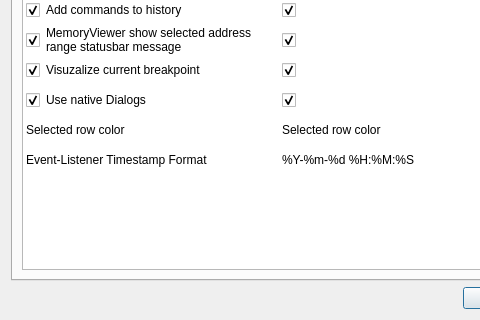
jetedonner/LLDBPyGUI, file resources/designer/settingsDialog.ui: the form before one commit; both pictures show x 0 to 480 and y 160 to 480 of the 640 by 480 pixel window.
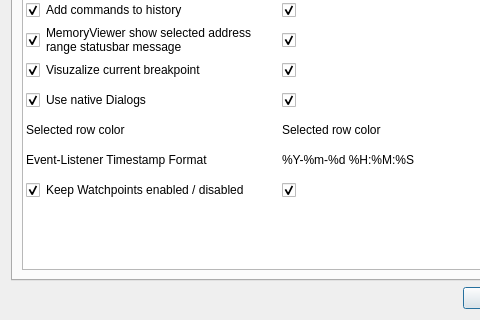
The form after the commit.

Commit message: WatchpointsWidget etc....

Diff of the .ui file:
```diff
--- a/resources/designer/settingsDialog.ui
+++ b/resources/designer/settingsDialog.ui
@@ -86,6 +86,11 @@
            <string>Event-Listener Timestamp Format</string>
           </property>
          </row>
+         <row>
+          <property name="text">
+           <string>Keep Watchpoints enabled / disabled</string>
+          </property>
+         </row>
          <column>
           <property name="text">
            <string>Setting</string>
@@ -273,6 +278,22 @@
            <string>%Y-%m-%d %H:%M:%S</string>
           </property>
          </item>
+         <item row="9" column="0">
+          <property name="text">
+           <string>Keep Watchpoints enabled / disabled</string>
+          </property>
+          <property name="checkState">
+           <enum>Checked</enum>
+          </property>
+         </item>
+         <item row="9" column="1">
+          <property name="text">
+           <string/>
+          </property>
+          <property name="checkState">
+           <enum>Checked</enum>
+          </property>
+         </item>
         </widget>
        </item>
       </layout>
```
The commit also changes 11 other files.
